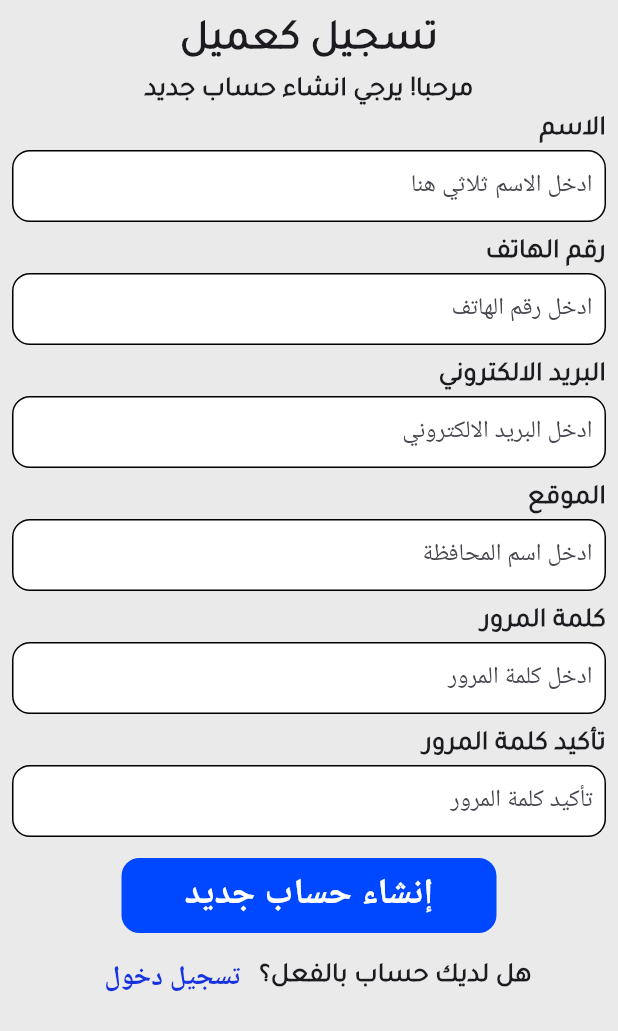
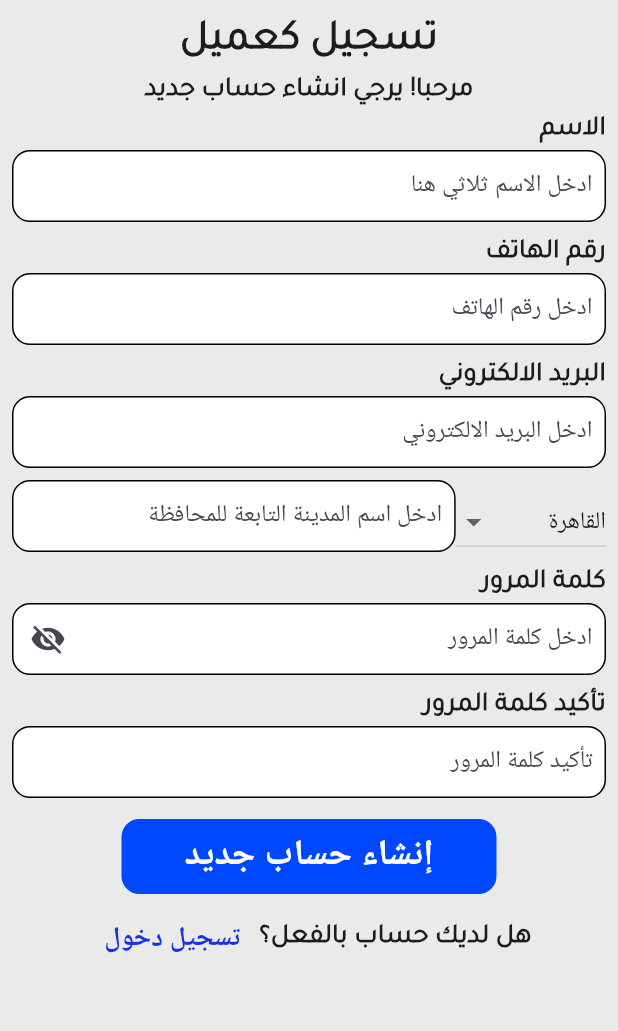
Before and after one commit to KaremTharwat/Herfa_project, a Flutter app: the screen it shows after launch, on a phone screen of 412 x 824 dp. Shown: the top 1031 px of the screen. Run offline on Flutter 3.47's test engine with Material 3 defaults, Android fonts, the phone set to English and light mode, and no system bars; our stand-ins replace firebase_core, flutter_svg, font_awesome_flutter; accounts and stored records are empty.

Commit message:
sign up ui done

```diff
--- a/lib/presentation/views/user/Auth/user_signup.dart
+++ b/lib/presentation/views/user/Auth/user_signup.dart
@@ -1,12 +1,24 @@
 import 'package:flutter/material.dart';
 import 'package:herfa/presentation/views/user/Auth/user_login.dart';
+import 'package:herfa/presentation/views/user/home_screen.dart';
 import 'package:herfa/presentation/widgets/custom_button.dart';
 import 'package:herfa/presentation/widgets/custom_text.dart';
 import 'package:herfa/presentation/widgets/custom_textformfield.dart';
 
-class UserSignup extends StatelessWidget {
+class UserSignup extends StatefulWidget {
   const UserSignup({super.key});
   static const userSignup = "/user-signup";
+
+  @override
+  State<UserSignup> createState() => _UserSignupState();
+}
+
+String selectedValue = "القاهرة";
+dynamic confirmpassord;
+GlobalKey<FormState> formkey = GlobalKey();
+bool obscureText = true;
+
+class _UserSignupState extends State<UserSignup> {
   @override
   Widget build(BuildContext context) {
     return Scaffold(
@@ -14,6 +26,8 @@ class UserSignup extends StatelessWidget {
         child: Padding(
           padding: const EdgeInsets.all(8.0),
           child: SingleChildScrollView(
+            child: Form(
+              key: formkey,
               child: Column(
                 children: [
                   CustomText(text: "تسجيل كعميل", fontSize: 28),
@@ -25,7 +39,17 @@ class UserSignup extends StatelessWidget {
                       fontSize: 18,
                     ),
                   ),
-                CustomTextFormField(hintText: "ادخل الاسم ثلاثي هنا "),
+                  CustomTextFormField(
+                    hintText: "ادخل الاسم ثلاثي هنا ",
+                    validator: (value) {
+                      if (value!.isEmpty) {
+                        return "الرجاء ادخال الاسم";
+                      } else if (!RegExp(r'^[ء-ي\s]+$').hasMatch(value)) {
+                        return "ألرجاء ادخال الاسم بالعربية و بدون رموز";
+                      }
+                      return null;
+                    },
+                  ),
                   Align(
                     alignment: Alignment.centerRight,
                     child: CustomText(
@@ -33,7 +57,17 @@ class UserSignup extends StatelessWidget {
                       fontSize: 18,
                     ),
                   ),
-                CustomTextFormField(hintText: "ادخل رقم الهاتف "),
+                  CustomTextFormField(
+                    hintText: "ادخل رقم الهاتف ",
+                    validator: (value) {
+                      if (value!.isEmpty) {
+                        return "الرجاء ادخال رقم الهاتف";
+                      } else if (value.length < 11) {
+                        return "الرجاء ادخال رقم هاتف صحيح";
+                      }
+                      return null;
+                    },
+                  ),
                   Align(
                     alignment: Alignment.centerRight,
                     child: CustomText(
@@ -41,15 +75,48 @@ class UserSignup extends StatelessWidget {
                       fontSize: 18,
                     ),
                   ),
-                CustomTextFormField(hintText: "ادخل البريد الالكتروني "),
-                Align(
-                  alignment: Alignment.centerRight,
-                  child: CustomText(
-                    text: "الموقع",
-                    fontSize: 18,
+                  CustomTextFormField(
+                    hintText: "ادخل البريد الالكتروني ",
+                    validator: (value) {
+                      if (value!.isEmpty) {
+                        return "الرجاء ادخال البريد الالكتروني";
+                      } else if (!RegExp(
+                              r'^[a-zA-Z0-9._%+-]+@[g-m-a-i-l]+\.[c-o-m]{2,}$')
+                          .hasMatch(value)) {
+                        return "الرجاء ادخال رقم هاتف صحيح";
+                      }
+                      return null;
+                    },
                   ),
+                  Row(
+                    children: [
+                      DropdownButton(
+                        hint: Text("اختر محافظة"),
+                        value: selectedValue,
+                        onChanged: (value) {
+                          setState(() {
+                            selectedValue = value!;
+                          });
+                        },
+                        items: [
+                          "القاهرة",
+                          "الجيزة",
+                          "القليوبية",
+                          "الشرقية",
+                          "المنوفية"
+                        ].map<DropdownMenuItem<String>>((value) {
+                          return DropdownMenuItem<String>(
+                            value: value,
+                            child: Text(value),
+                          );
+                        }).toList(),
                       ),
-                CustomTextFormField(hintText: "ادخل اسم المحافظة "),
+                      Expanded(
+                        child: CustomTextFormField(
+                            hintText: "ادخل اسم المدينة التابعة للمحافظة"),
+                      )
+                    ],
+                  ),
                   Align(
                     alignment: Alignment.centerRight,
                     child: CustomText(
@@ -57,7 +124,29 @@ class UserSignup extends StatelessWidget {
                       fontSize: 18,
                     ),
                   ),
-                CustomTextFormField(hintText: "ادخل كلمة المرور "),
+                  CustomTextFormField(
+                    obscureText: obscureText,
+                    iconButton: IconButton(
+                      onPressed: () {
+                        setState(() {
+                          obscureText = !obscureText;
+                        });
+                      },
+                      icon: obscureText
+                          ? Icon(Icons.visibility_off)
+                          : Icon(Icons.visibility),
+                    ),
+                    hintText: "ادخل كلمة المرور ",
+                    validator: (value) {
+                      confirmpassord = value;
+                      if (value!.isEmpty) {
+                        return "الرجاء ادخال كلمة المرور ";
+                      } else if (value.length < 6) {
+                        return "الرجاء ادخال كلمة المرور اكثر من 6 احرف";
+                      }
+                      return null;
+                    },
+                  ),
                   Align(
                     alignment: Alignment.centerRight,
                     child: CustomText(
@@ -65,8 +154,24 @@ class UserSignup extends StatelessWidget {
                       fontSize: 18,
                     ),
                   ),
-                CustomTextFormField(hintText: "تأكيد كلمة المرور"),
-                CustomButton(text: "إنشاء حساب جديد"),
+                  CustomTextFormField(
+                    obscureText: obscureText,
+                    hintText: "تأكيد كلمة المرور",
+                    validator: (value) {
+                      if (confirmpassord != value) {
+                        return "كلمة المرور غير مطابقه";
+                      }
+                      return null;
+                    },
+                  ),
+                  CustomButton(
+                    text: "إنشاء حساب جديد",
+                    onTap: () {
+                      if (formkey.currentState!.validate()) {
+                        Navigator.pushNamed(context, HomeScreen.homeScreen);
+                      }
+                    },
+                  ),
                   Row(
                     mainAxisAlignment: MainAxisAlignment.center,
                     children: [
@@ -93,6 +198,7 @@ class UserSignup extends StatelessWidget {
             ),
           ),
         ),
+      ),
     );
   }
 }
```
Also changed, not shown: 4 other files. Lines whose indentation alone changed are shown as unchanged.
